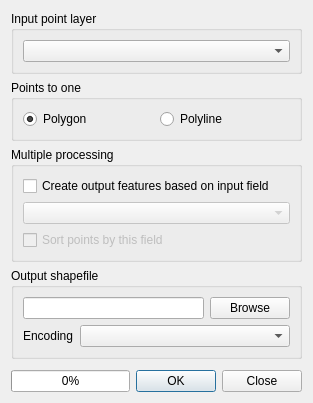
Old version of the form points2one/frmPoints2One.ui in the repository ANAT01/qgis-plugin-point2one.
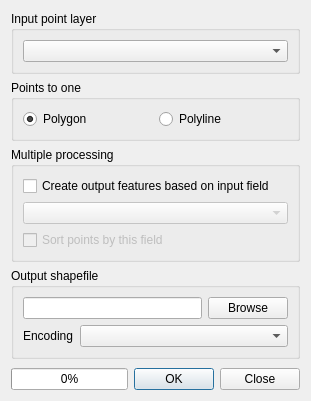
New version of the form.

Commit message: Removed a redundant layout in the UI.

Diff of the .ui file:
```diff
--- a/points2one/frmPoints2One.ui
+++ b/points2one/frmPoints2One.ui
@@ -6,8 +6,8 @@
    <rect>
     <x>0</x>
     <y>0</y>
-    <width>313</width>
-    <height>403</height>
+    <width>311</width>
+    <height>401</height>
    </rect>
   </property>
   <property name="sizePolicy">
@@ -21,11 +21,25 @@
   </property>
   <layout class="QVBoxLayout" name="verticalLayout_4">
    <item>
-    <layout class="QGridLayout" name="gridLayout_2">
-     <property name="sizeConstraint">
-      <enum>QLayout::SetDefaultConstraint</enum>
+    <widget class="QGroupBox" name="groupBox">
+     <property name="title">
+      <string>Input point layer</string>
      </property>
-     <item row="1" column="0">
+     <layout class="QVBoxLayout">
+      <item>
+       <widget class="QComboBox" name="inShape">
+        <property name="sizePolicy">
+         <sizepolicy hsizetype="Minimum" vsizetype="Fixed">
+          <horstretch>0</horstretch>
+          <verstretch>0</verstretch>
+         </sizepolicy>
+        </property>
+       </widget>
+      </item>
+     </layout>
+    </widget>
+   </item>
+   <item>
       <widget class="QGroupBox" name="groupBox">
        <property name="title">
         <string>Points to one</string>
@@ -64,44 +78,43 @@
        </layout>
       </widget>
      </item>
-     <item row="6" column="0">
-      <layout class="QHBoxLayout" name="horizontalLayout">
        <item>
-        <widget class="QProgressBar" name="progressBar">
-         <property name="value">
-          <number>0</number>
-         </property>
-         <property name="alignment">
-          <set>Qt::AlignCenter</set>
-         </property>
-         <property name="orientation">
-          <enum>Qt::Horizontal</enum>
+    <widget class="QGroupBox" name="groupBox">
+     <property name="title">
+      <string>Multiple processing</string>
+     </property>
+     <layout class="QVBoxLayout" name="verticalLayout_3">
+      <item>
+       <widget class="QCheckBox" name="rdoKeyName">
+        <property name="text">
+         <string>Create output features based on input field </string>
+        </property>
+        <property name="autoExclusive">
+         <bool>false</bool>
          </property>
         </widget>
        </item>
        <item>
-        <widget class="QDialogButtonBox" name="buttonBox_2">
-         <property name="standardButtons">
-          <set>QDialogButtonBox::Close|QDialogButtonBox::Ok</set>
+       <widget class="QComboBox" name="attrName">
+        <property name="enabled">
+         <bool>false</bool>
+        </property>
+       </widget>
+      </item>
+      <item>
+       <widget class="QCheckBox" name="chbSort">
+        <property name="enabled">
+         <bool>false</bool>
+        </property>
+        <property name="text">
+         <string>Sort points by this field</string>
          </property>
         </widget>
        </item>
       </layout>
-     </item>
-     <item row="5" column="0">
-      <spacer name="spacer">
-       <property name="orientation">
-        <enum>Qt::Vertical</enum>
-       </property>
-       <property name="sizeHint" stdset="0">
-        <size>
-         <width>0</width>
-         <height>0</height>
-        </size>
-       </property>
-      </spacer>
-     </item>
-     <item row="4" column="0">
+    </widget>
+   </item>
+   <item>
       <widget class="QGroupBox" name="groupBox_2">
        <property name="title">
         <string>Output shapefile</string>
@@ -141,59 +154,39 @@
        </layout>
       </widget>
      </item>
-     <item row="2" column="0">
-      <widget class="QGroupBox" name="groupBox">
-       <property name="title">
-        <string>Multiple processing</string>
-       </property>
-       <layout class="QVBoxLayout" name="verticalLayout_3">
         <item>
-         <widget class="QCheckBox" name="rdoKeyName">
-          <property name="text">
-           <string>Create output features based on input field </string>
-          </property>
-          <property name="autoExclusive">
-           <bool>false</bool>
-          </property>
-         </widget>
+    <spacer name="spacer">
+     <property name="orientation">
+      <enum>Qt::Vertical</enum>
+     </property>
+     <property name="sizeHint" stdset="0">
+      <size>
+       <width>13</width>
+       <height>13</height>
+      </size>
+     </property>
+    </spacer>
         </item>
         <item>
-         <widget class="QComboBox" name="attrName">
-          <property name="enabled">
-           <bool>false</bool>
-          </property>
-         </widget>
-        </item>
+    <layout class="QHBoxLayout" name="horizontalLayout">
         <item>
-         <widget class="QCheckBox" name="chbSort">
-          <property name="enabled">
-           <bool>false</bool>
-          </property>
-          <property name="text">
-           <string>Sort points by this field</string>
-          </property>
-         </widget>
-        </item>
-       </layout>
-      </widget>
-     </item>
-     <item row="0" column="0">
-      <widget class="QGroupBox" name="groupBox">
-       <property name="title">
-        <string>Input point layer</string>
-       </property>
-       <layout class="QVBoxLayout">
+      <widget class="QProgressBar" name="progressBar">
+       <property name="value">
+        <number>0</number>
+       </property>
+       <property name="alignment">
+        <set>Qt::AlignCenter</set>
+       </property>
+       <property name="orientation">
+        <enum>Qt::Horizontal</enum>
+       </property>
+      </widget>
+     </item>
         <item>
-         <widget class="QComboBox" name="inShape">
-          <property name="sizePolicy">
-           <sizepolicy hsizetype="Minimum" vsizetype="Fixed">
-            <horstretch>0</horstretch>
-            <verstretch>0</verstretch>
-           </sizepolicy>
-          </property>
-         </widget>
-        </item>
-       </layout>
+      <widget class="QDialogButtonBox" name="buttonBox_2">
+       <property name="standardButtons">
+        <set>QDialogButtonBox::Close|QDialogButtonBox::Ok</set>
+       </property>
       </widget>
      </item>
     </layout>
```
Left out of the diff: 2 changed lines with no effect on the pictures. Lines whose indentation alone changed are shown as unchanged. The commit also changes 1 other file.
